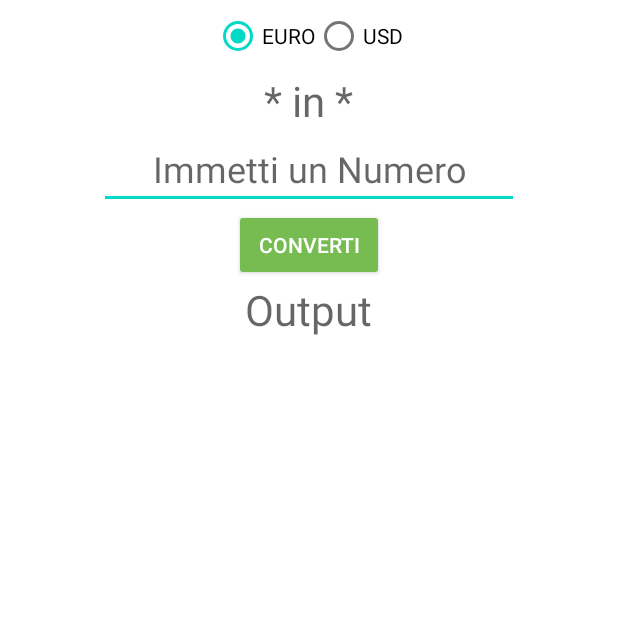
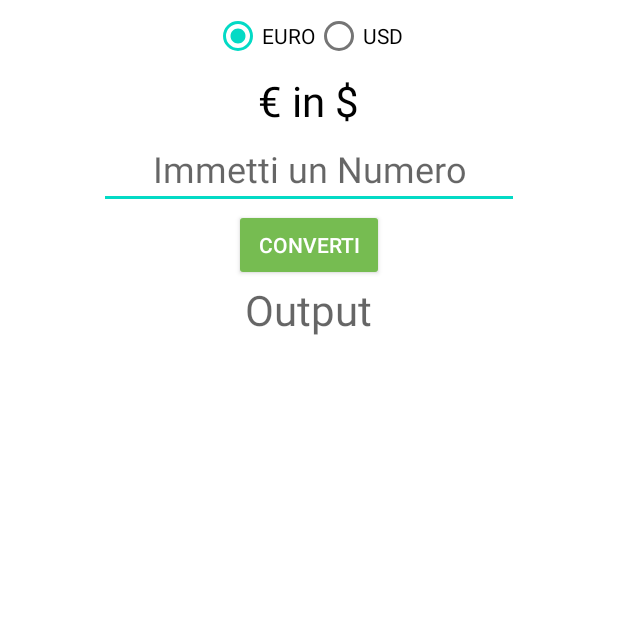
Before and after one commit to alerunza/ConvertitorediValuta, an Android app: the screen it shows after launch (MainActivity), after a tap on "EURO", on a phone screen of 412 x 824 dp, the top half of it. Run offline under Robolectric (Android 15) with nearby library versions, the phone set to English and light mode, and no system bars.

Commit message:
Add setText to checkStatus

```diff
--- a/app/src/main/java/com/example/convertitoredivaluta/MainActivity.java
+++ b/app/src/main/java/com/example/convertitoredivaluta/MainActivity.java
@@ -38,13 +38,11 @@ public class MainActivity extends AppCompatActivity {
             return;
         }
         if(check.contains("EUR")){
-            mainText.setText(R.string.txt_eurusd);
             eur = Double.parseDouble(inp_1.getText().toString());
             conv = Math.round(eur * 1.07);
             currency = "€ ";
         }
         if(check.contains("USD")){
-            mainText.setText(R.string.txt_usdeur);
             usd = Double.parseDouble(inp_1.getText().toString());
             conv = Math.round(usd * 0.93);
             currency = "$ ";
@@ -54,18 +52,21 @@ public class MainActivity extends AppCompatActivity {
     }
 
     public void checkStatus(View v){
+        TextView mainText = (TextView) findViewById(R.id.txt_main);
         boolean checked = ((RadioButton) v).isChecked();
 
         switch (v.getId()){
             case R.id.rbtn_eur:
                 if(checked){
                     check = "EUR";
+                    mainText.setText(R.string.txt_eurusd);
                     Log.e("MainActivity", check);
                 }
                 break;
             case R.id.rbtn_usd:
                 if(checked){
                     check = "USD";
+                    mainText.setText(R.string.txt_usdeur);
                     Log.e("MainActivity", check);
                 }
                 break;
```
